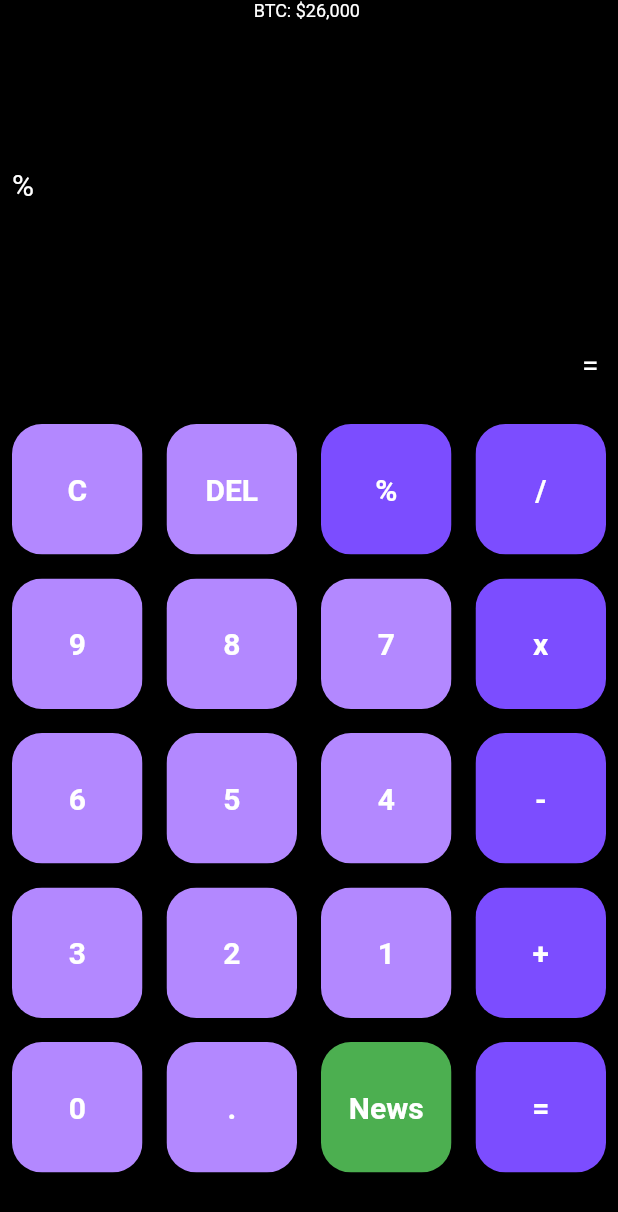
After one commit to samstickkz/projectMain, a Flutter app: the CalculatorPage screen opened directly, after a tap on an icon or button, on a phone screen of 412 x 824 dp. The commit adds this screen. Shown: the top 1212 px of the screen. Run offline on Flutter 3.47's test engine with Material 2 defaults, Android fonts, the phone set to English and light mode, and no system bars; our stand-ins replace animated_splash_screen, firebase_auth, firebase_core, flutter_credit_card, flutter_hex_color, flutter_screenutil and 3 more; accounts and stored records are empty.

Commit message:
calculator

```diff
--- /dev/null
+++ b/project/lib/calculator/buttons.dart
@@ -0,0 +1,38 @@
+import 'package:flutter/material.dart';
+
+class Buttons extends StatelessWidget {
+  final color;
+  final textColor;
+  final String buttonText;
+  final buttontapped;
+
+  const Buttons(
+      {super.key,
+      required this.color,
+      required this.textColor,
+      required this.buttonText,
+        this.buttontapped});
+
+  @override
+  Widget build(BuildContext context) {
+    return Padding(
+      padding: const EdgeInsets.all(8.0),
+      child: ClipRRect(
+        borderRadius: BorderRadius.circular(20),
+        child: GestureDetector(
+          onTap: buttontapped,
+          child: Container(
+            color: color,
+            child: Center(
+              child: Text(
+                buttonText,
+                style: TextStyle(
+                    color: textColor, fontWeight: FontWeight.bold, fontSize: 20),
+              ),
+            ),
+          ),
+        ),
+      ),
+    );
+  }
+}
--- /dev/null
+++ b/project/lib/calculator/calculator.dart
@@ -0,0 +1,175 @@
+import 'package:flutter/material.dart';
+import 'buttons.dart';
+
+class CalculatorPage extends StatefulWidget {
+  const CalculatorPage({Key? key}) : super(key: key);
+
+  @override
+  State<CalculatorPage> createState() => _CalculatorPageState();
+}
+
+var userQuestion = '';
+var userAnswer = '';
+
+final List<String> buttons = [
+  'C',
+  'DEL',
+  '%',
+  '/',
+  '9',
+  '8',
+  '7',
+  'x',
+  '6',
+  '5',
+  '4',
+  '-',
+  '3',
+  '2',
+  '1',
+  '+',
+  '0',
+  '.',
+  'News',
+  '=',
+];
+
+bool isOperator(String x) {
+  if (x == '%' ||
+      x == 'BTC' ||
+      x == '-' ||
+      x == '/' ||
+      x == 'x' ||
+      x == '+' ||
+      x == '=') {
+    return true;
+  }
+  return false;
+}
+
+bool isBtn(String x) {
+  if (x == 'News') {
+    return true;
+  }
+  return false;
+}
+
+class _CalculatorPageState extends State<CalculatorPage> {
+  @override
+  Widget build(BuildContext context) {
+    return Scaffold(
+      backgroundColor: Colors.black,
+      body: SafeArea(
+        child: Column(
+          children: [
+            Expanded(
+              child: Container(
+                child: Column(
+                  mainAxisAlignment: MainAxisAlignment.spaceBetween,
+                  children: [
+                    const Text(
+                      'BTC: \$26,000 ',
+                      style: TextStyle(
+                        color: Colors.white,
+                        fontSize: 12,
+                      ),
+                    ),
+                    Padding(
+                      padding: const EdgeInsets.symmetric(horizontal: 8.0),
+                      child: Container(
+                        alignment: Alignment.centerLeft,
+                        child: Text(
+                          userQuestion,
+                          style: const TextStyle(
+                            color: Colors.white,
+                            fontSize: 20,
+                          ),
+                        ),
+                      ),
+                    ),
+                    Padding(
+                      padding: const EdgeInsets.only(bottom: 20.0, right: 8),
+                      child: Container(
+                        alignment: Alignment.centerRight,
+                        child: Text(
+                          '= $userAnswer',
+                          style: const TextStyle(
+                            color: Colors.white,
+                            fontSize: 20,
+                          ),
+                        ),
+                      ),
+                    ),
+                  ],
+                ),
+              ),
+            ),
+            Expanded(
+              flex: 2,
+              child: Container(
+                  child: GridView.builder(
+                      itemCount: buttons.length,
+                      gridDelegate:
+                          const SliverGridDelegateWithFixedCrossAxisCount(
+                              crossAxisCount: 4),
+                      itemBuilder: (BuildContext context, int index) {
+                        return Buttons(
+                          buttontapped: () {
+                            setState(() {
+                              if (buttons[index] == 'DEL') {
+                                // Delete last item added
+                                userQuestion = userQuestion.substring(
+                                    0, userQuestion.length - 1);
+                              } else if (buttons[index] == 'C') {
+                                // Clear everything
+                                userQuestion = '';
+                                userAnswer = '';
+                              } else if (buttons[index] == 'x') {
+                                // Clear everything
+                                userQuestion = '';
+                                userAnswer = '';
+                              } else if (buttons[index] == '+') {
+                                // Add all inputted items
+                                List<String> items =
+                                    userQuestion.split(new RegExp(r'[-/x+%]'));
+                                for (String item in items) {
+                                  if (int.tryParse(item) != null) {
+                                    userAnswer +=
+                                        int.parse(item).toString() + '+';
+                                  }
+                                }
+                                userAnswer = userAnswer.substring(
+                                    0, userAnswer.length - 1);
+                              } else if (buttons[index] == '=') {
+                                // Evaluate userQuestion
+                                if (userQuestion.isNotEmpty) {
+                                  // Evaluate expression
+                                  // ...
+                                  // Set userAnswer to result of evaluation
+                                } else {
+                                  userAnswer = 'Clear';
+                                }
+                              } else {
+                                userQuestion += buttons[index];
+                              }
+                            });
+                          },
+                          color: isOperator(buttons[index])
+                              ? Colors.deepPurpleAccent
+                              : isBtn(buttons[index])
+                                  ? Colors
+                                      .green // Set color to green if button is 'News'
+                                  : Colors.deepPurpleAccent.shade100,
+                          textColor: Colors.white,
+                          buttonText: buttons[index],
+                        );
+                      })),
+            ),
+          ],
+        ),
+      ),
+    );
+  }
+
+
+}
--- a/project/lib/wallet/main_wallet_dashbaord.dart
+++ b/project/lib/wallet/main_wallet_dashbaord.dart
@@ -7,6 +7,9 @@ import 'package:project/wallet/portfolio.dart';
 import 'package:http/http.dart' as http;
 import 'dart:convert';
 import 'dart:async';
+
+import '../calculator/calculator.dart';
+
 
 class SecondRoute extends StatefulWidget {
   const SecondRoute({Key? key}) : super(key: key);
@@ -136,6 +139,7 @@ class _SecondRouteState extends State<SecondRoute> {
 
             //calender
             ListTile(
+
               leading: const Icon(
                 Icons.calendar_month,
                 color: Colors.white,
@@ -162,8 +166,16 @@ class _SecondRouteState extends State<SecondRoute> {
                 )),
               ),
               onTap: () {
-                // Update the state of the app.
-                // ...
+                // and update the UI
+                setState(() {
+                  Navigator.push(
+                    context,
+                    MaterialPageRoute(
+                      builder: (context) => const CalculatorPage(),
+                    ),
+                  );
+
+                });
               },
             ),
             //rewards
@@ -261,7 +273,7 @@ class _SecondRouteState extends State<SecondRoute> {
                 // ...
               },
             ),
-            SizedBox(
+            const SizedBox(
               height: 280,
             ),
             ListTile(
@@ -894,6 +906,8 @@ class _SecondRouteState extends State<SecondRoute> {
                       ],
                     ),
                   ),
+
+
                 ],
               ),
             )
--- a/project/pubspec.yaml
+++ b/project/pubspec.yaml
@@ -54,6 +54,7 @@ dependencies:
   intl: ^0.17.0
   local_auth: ^2.1.6
   flutter_screenutil: ^5.7.0
+  nfc_manager: ^3.2.0
 
 
 
```
Also changed, not shown: project/lib/NFC/nfc.dart (added, +70 -0 lines), project/pubspec.lock.
